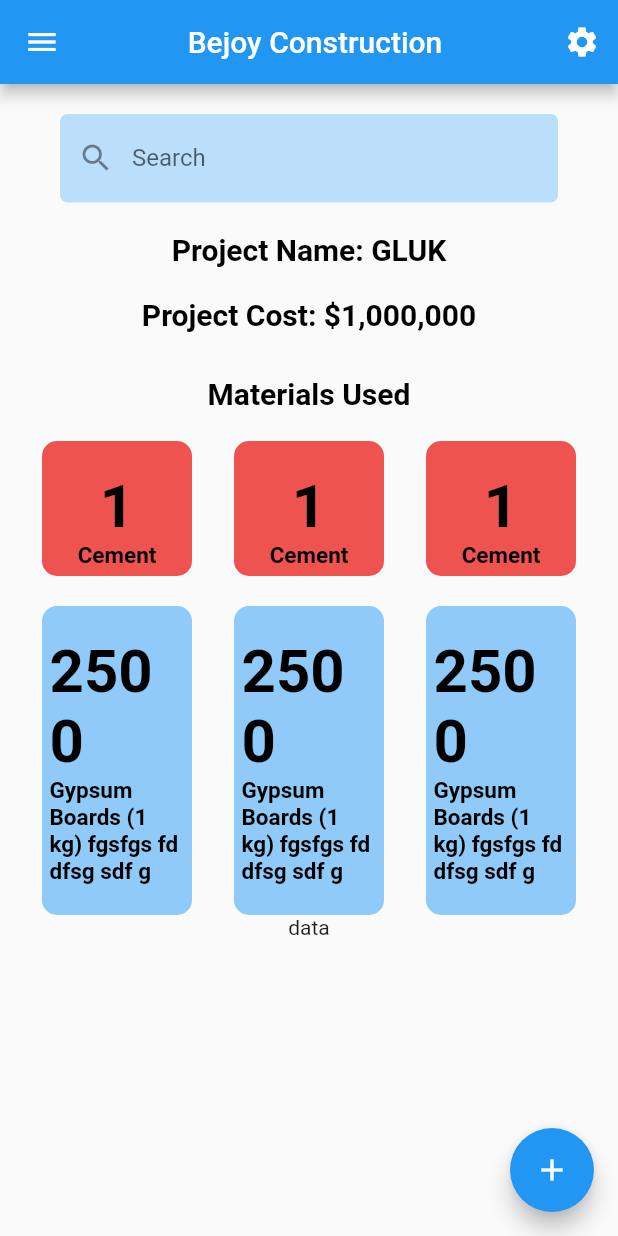
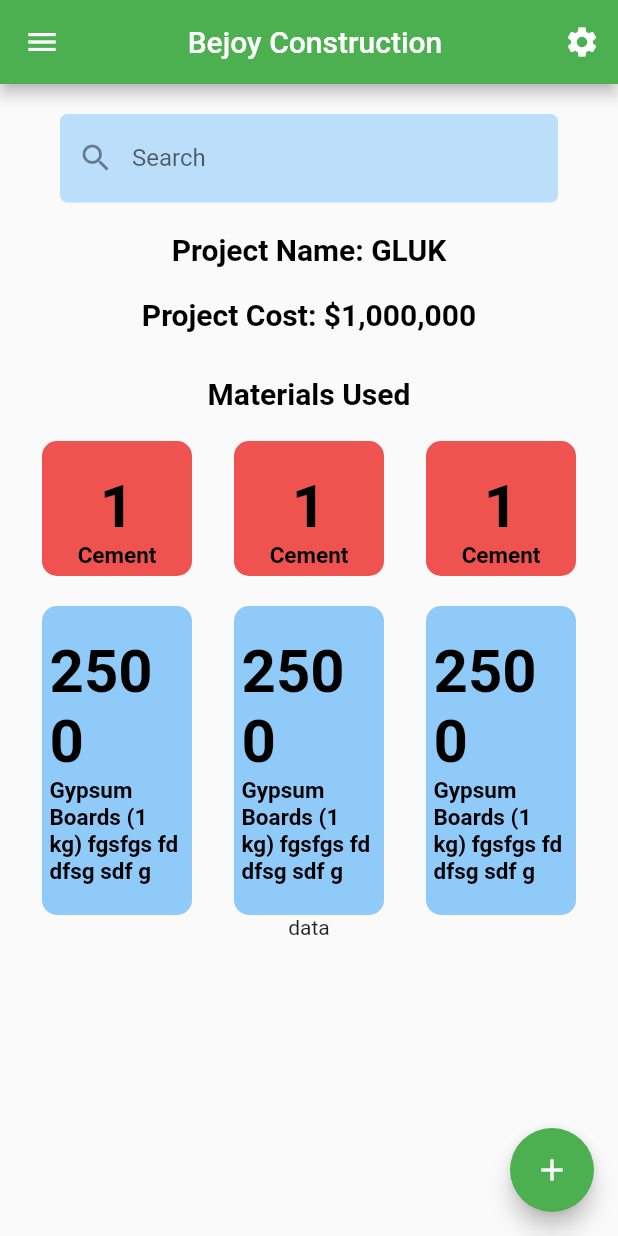
Before and after one commit to wilsonanyonga/bejoy_construction, a Flutter app: the screen it shows after launch, on a phone screen of 412 x 824 dp. Run offline on Flutter 3.47's test engine with Material 2 defaults, Android fonts, the phone set to English and light mode, and no system bars; our stand-ins replace go_router.

Commit message:
Update main.dart

```diff
--- a/lib/main.dart
+++ b/lib/main.dart
@@ -1,19 +1,29 @@
 import 'package:bejoy_construction/screens/home.dart';
+import 'package:bejoy_construction/screens/material_use.dart';
+import 'package:bejoy_construction/screens/pictures.dart';
+import 'package:bejoy_construction/screens/receipts.dart';
+import 'package:bejoy_construction/screens/staff.dart';
+import 'package:bejoy_construction/screens/stock.dart';
+import 'package:bejoy_construction/widgets/menu_widget.dart';
 import 'package:flutter/material.dart';
+import 'package:go_router/go_router.dart';
 
 void main() {
-  runApp(const MyApp());
+  runApp(MyApp());
 }
 
 class MyApp extends StatelessWidget {
-  const MyApp({Key? key}) : super(key: key);
+  MyApp({Key? key}) : super(key: key);
+
+  /// The title of the app.
+  static const String title = 'Bejoy Construction';
 
   // This widget is the root of your application.
   @override
-  Widget build(BuildContext context) {
-    return MaterialApp(
-      title: 'Bejoy Construction',
-      debugShowCheckedModeBanner: false,
+  Widget build(BuildContext context) => MaterialApp.router(
+        routeInformationParser: _router.routeInformationParser,
+        routerDelegate: _router.routerDelegate,
+        title: 'GoRouter Example',
         theme: ThemeData(
           // This is the theme of your application.
           //
@@ -24,15 +34,73 @@ class MyApp extends StatelessWidget {
           // or simply save your changes to "hot reload" in a Flutter IDE).
           // Notice that the counter didn't reset back to zero; the application
           // is not restarted.
-        primarySwatch: Colors.blue,
+          primarySwatch: Colors.green,
         ),
-      home: const MyHomePage(title: 'Bejoy Construction'),
       );
-  }
+
+  final GoRouter _router = GoRouter(
+    routes: <GoRoute>[
+      GoRoute(
+        path: '/',
+        builder: (BuildContext context, GoRouterState state) =>
+            const MyHomePage(),
+      ),
+      GoRoute(
+        path: '/stock',
+        builder: (BuildContext context, GoRouterState state) => const Stock(),
+      ),
+      GoRoute(
+        path: '/staff',
+        builder: (BuildContext context, GoRouterState state) => const Staff(),
+      ),
+      GoRoute(
+        path: '/receipts',
+        builder: (BuildContext context, GoRouterState state) => const Receipt(),
+      ),
+      GoRoute(
+        path: '/daily_register',
+        builder: (BuildContext context, GoRouterState state) => const Receipt(),
+      ),
+      GoRoute(
+        path: '/tools',
+        builder: (BuildContext context, GoRouterState state) => const Receipt(),
+      ),
+      GoRoute(
+        path: '/pictures',
+        builder: (BuildContext context, GoRouterState state) =>
+            const Pictures(),
+      ),
+      GoRoute(
+        path: '/materials',
+        builder: (BuildContext context, GoRouterState state) =>
+            const MaterialUse(),
+      ),
+    ],
+  );
+
+  // Widget build(BuildContext context) {
+  //   return MaterialApp(
+  //     title: 'Bejoy Construction',
+  //     debugShowCheckedModeBanner: false,
+  //     theme: ThemeData(
+  //       // This is the theme of your application.
+  //       //
+  //       // Try running your application with "flutter run". You'll see the
+  //       // application has a blue toolbar. Then, without quitting the app, try
+  //       // changing the primarySwatch below to Colors.green and then invoke
+  //       // "hot reload" (press "r" in the console where you ran "flutter run",
+  //       // or simply save your changes to "hot reload" in a Flutter IDE).
+  //       // Notice that the counter didn't reset back to zero; the application
+  //       // is not restarted.
+  //       primarySwatch: Colors.green,
+  //     ),
+  //     home: const MyHomePage(title: 'Bejoy Construction'),
+  //   );
+  // }
 }
 
-class MyHomePage extends StatefulWidget {
-  const MyHomePage({Key? key, required this.title}) : super(key: key);
+class MyHomePage extends StatelessWidget {
+  // const MyHomePage({Key? key, required this.title}) : super(key: key);
 
   // This widget is the home page of your application. It is stateful, meaning
   // that it has a State object (defined below) that contains fields that affect
@@ -43,25 +111,19 @@ class MyHomePage extends StatefulWidget {
   // used by the build method of the State. Fields in a Widget subclass are
   // always marked "final".
 
-  final String title;
+  final _coun2 = 1;
 
-  @override
-  State<MyHomePage> createState() => _MyHomePageState();
-}
-
-class _MyHomePageState extends State<MyHomePage> {
-  int _counter = 0;
-  final _coun2 = 1;
-  void _incrementCounter() {
-    setState(() {
-      // This call to setState tells the Flutter framework that something has
-      // changed in this State, which causes it to rerun the build method below
-      // so that the display can reflect the updated values. If we changed
-      // _counter without calling setState(), then the build method would not be
-      // called again, and so nothing would appear to happen.
-      _counter++;
-    });
-  }
+  const MyHomePage({Key? key}) : super(key: key);
+  // void _incrementCounter() {
+  //   setState(() {
+  //     // This call to setState tells the Flutter framework that something has
+  //     // changed in this State, which causes it to rerun the build method below
+  //     // so that the display can reflect the updated values. If we changed
+  //     // _counter without calling setState(), then the build method would not be
+  //     // called again, and so nothing would appear to happen.
+  //     _counter++;
+  //   });
+  // }
 
   @override
   Widget build(BuildContext context) {
@@ -75,7 +137,7 @@ class _MyHomePageState extends State<MyHomePage> {
       appBar: AppBar(
         // Here we take the value from the MyHomePage object that was created by
         // the App.build method, and use it to set our appbar title.
-        title: Center(child: Text(widget.title)),
+        title: const Center(child: Text(MyApp.title)),
         actions: [
           Builder(
             builder: (context) => IconButton(
@@ -117,15 +179,47 @@ class _MyHomePageState extends State<MyHomePage> {
                 child: const Text('Bejoy Admin',
                     style:
                         TextStyle(fontSize: 20, fontWeight: FontWeight.bold))),
-            newMethodMenu(context, 'Home', Icons.home),
-            newMethodMenu(context, 'Stock', Icons.storage_rounded),
-            newMethodMenu(context, 'Staff', Icons.people),
-            newMethodMenu(context, 'Receipts', Icons.receipt_long_outlined),
-            newMethodMenu(context, 'Daily Register', Icons.app_registration),
-            newMethodMenu(context, 'Tools', Icons.settings_applications),
+            NewMethodMenuWidget(
+                context: context,
+                details: 'Home',
+                icon: Icons.home,
+                routeMe: '/'),
+            NewMethodMenuWidget(
+                context: context,
+                details: 'Stock',
+                icon: Icons.storage_rounded,
+                routeMe: '/stock'),
+            NewMethodMenuWidget(
+                context: context,
+                details: 'Staff',
+                icon: Icons.people,
+                routeMe: '/staff'),
+            NewMethodMenuWidget(
+                context: context,
+                details: 'Receipts',
+                icon: Icons.receipt_long_outlined,
+                routeMe: '/receipts'),
+            NewMethodMenuWidget(
+                context: context,
+                details: 'Daily Register',
+                icon: Icons.app_registration,
+                routeMe: '/daily_register'),
+            NewMethodMenuWidget(
+                context: context,
+                details: 'Tools',
+                icon: Icons.settings_applications,
+                routeMe: '/tools'),
+            NewMethodMenuWidget(
+                context: context,
+                details: 'Progress Pictures',
+                icon: Icons.picture_in_picture_alt,
+                routeMe: '/pictures'),
             // const Spacer(),
-            newMethodMenu(
-                context, 'Materials Use', Icons.settings_applications),
+            NewMethodMenuWidget(
+                context: context,
+                details: 'Materials Use',
+                icon: Icons.settings_applications,
+                routeMe: '/materials'),
           ],
         ),
       ),
@@ -141,42 +235,31 @@ class _MyHomePageState extends State<MyHomePage> {
               ),
               child: Text('Bejoy Projects'),
             ),
-            newMethodMenu(context, 'GLUK', Icons.home),
-            newMethodMenu(context, 'Oloitoktok', Icons.home),
-            newMethodMenu(context, 'Add Project', Icons.add_circle),
+            NewMethodMenuWidget(
+                context: context,
+                details: 'GLUK',
+                icon: Icons.home,
+                routeMe: '/stock'),
+            NewMethodMenuWidget(
+                context: context,
+                details: 'Oloitoktok',
+                icon: Icons.home,
+                routeMe: '/stock'),
+            NewMethodMenuWidget(
+                context: context,
+                details: 'Add Project',
+                icon: Icons.add_circle,
+                routeMe: '/stock'),
           ],
         ),
       ),
       // body: Home(_counter),
       body: Home(_coun2),
       floatingActionButton: FloatingActionButton(
-        onPressed: _incrementCounter,
+        onPressed: () {},
         tooltip: 'Increment',
         child: const Icon(Icons.add),
       ), // This trailing comma makes auto-formatting nicer for build methods.
     );
   }
-
-  ListTile newMethodMenu(
-    BuildContext context,
-    String details,
-    IconData icon,
-  ) {
-    return ListTile(
-      leading: Icon(icon),
-      title: Text(
-        details,
-        style: const TextStyle(
-          fontSize: 20,
-          // fontWeight: FontWeight.bold,
-          color: Colors.black,
-        ),
-      ),
-      onTap: () {
-        // Update the state of the app.
-        // ...
-        Navigator.pop(context);
-      },
-    );
 }
-}
```
Lines whose indentation alone changed are shown as unchanged.
